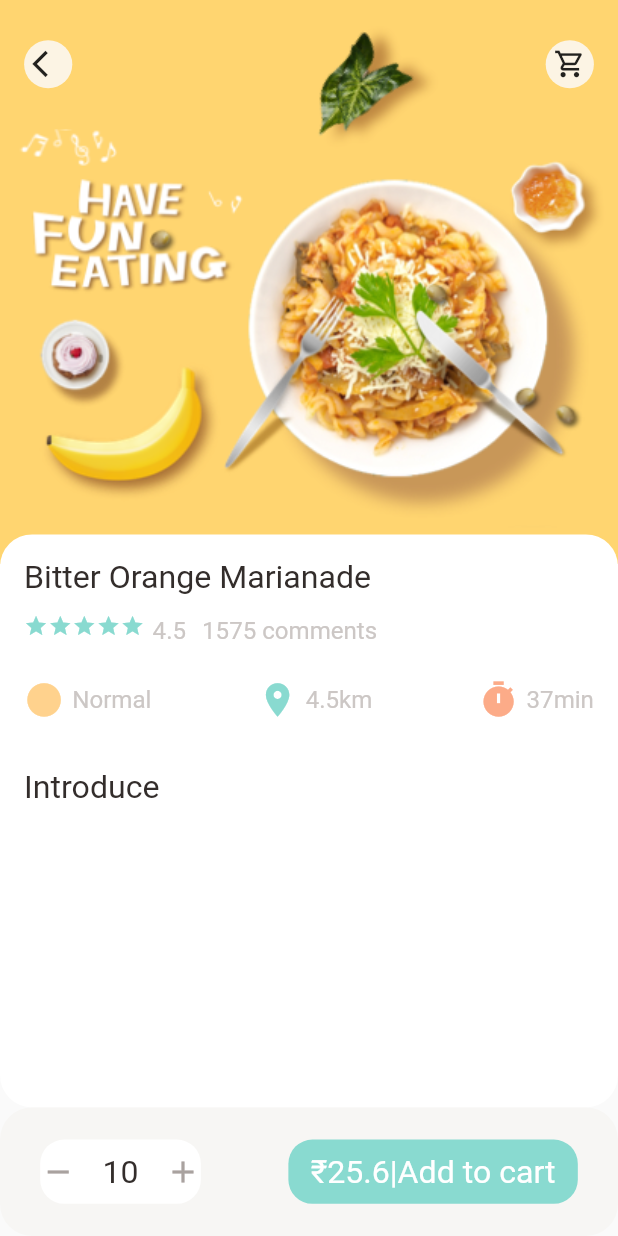
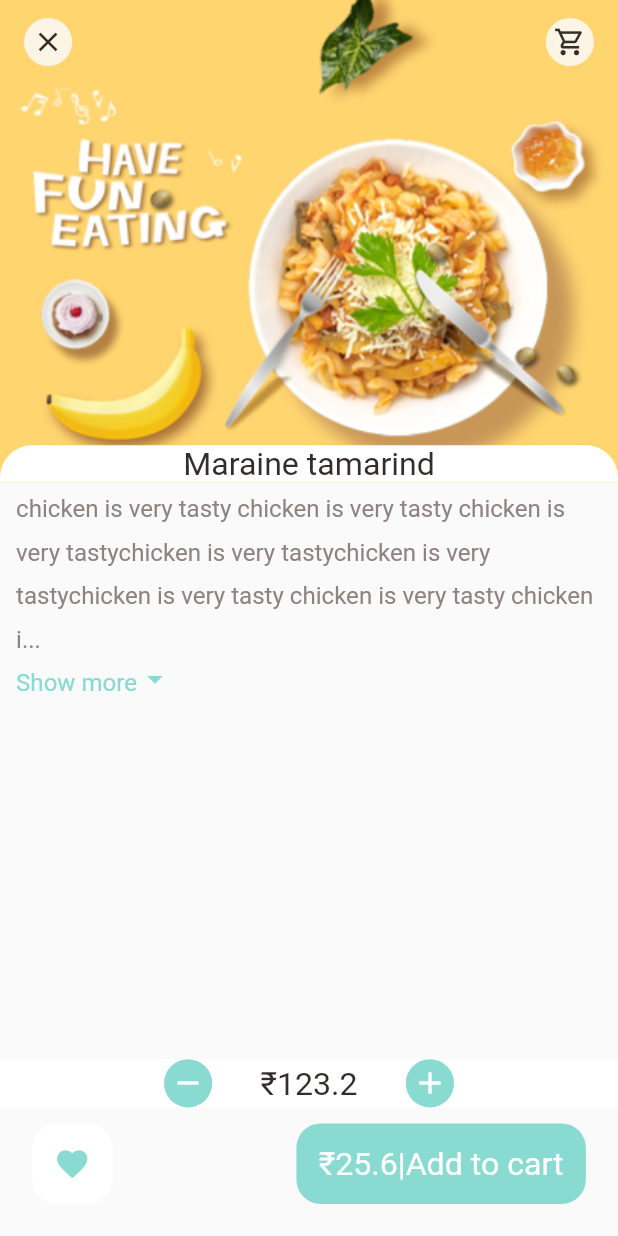
Before and after one commit to saibaddala/QuickCrave, a Flutter app: the screen it shows after launch, on a phone screen of 412 x 824 dp. Run offline on Flutter 3.47's test engine with Material 2 defaults, Android fonts, the phone set to English and light mode, and no system bars; our stand-ins replace dots_indicator, get, google_fonts; key blocks and very long unbroken strings in the code were emptied for the run.

Commit message:
basic screens completed

```diff
--- a/lib/main.dart
+++ b/lib/main.dart
@@ -1,12 +1,13 @@
 import 'package:flutter/material.dart';
 import 'package:foodart/screens/home_screen.dart';
-import 'package:foodart/screens/popular_food_detail.dart';
+import 'package:foodart/screens/popular_food_detail_screen.dart';
+import 'package:foodart/screens/recommended_food_detail_screen.dart';
 import 'package:get/get_navigation/src/root/get_material_app.dart';
 
 void main() {
   runApp(
     const GetMaterialApp(
-      home: PopularFoodDetail(),
+      home: RecommendedFoodDetailScreen(),
       debugShowCheckedModeBanner: false,
     ),
   );
--- a/lib/screens/popular_food_detail.dart
+++ b/lib/screens/popular_food_detail_screen.dart
@@ -5,8 +5,8 @@ import 'package:foodart/reusable_widgets/name_review_geographics_widget.dart';
 import 'package:foodart/utilities/colors.dart';
 import 'package:foodart/utilities/dimensions.dart';
 
-class PopularFoodDetail extends StatelessWidget {
-  const PopularFoodDetail({Key? key}) : super(key: key);
+class PopularFoodDetailScreen extends StatelessWidget {
+  const PopularFoodDetailScreen({Key? key}) : super(key: key);
 
   @override
   Widget build(BuildContext context) {
@@ -95,7 +95,7 @@ class PopularFoodDetail extends StatelessWidget {
       bottomNavigationBar: Container(
         padding: EdgeInsets.only(
             left: Dimensions.width25, right: Dimensions.width25),
-        height: Dimensions.height80,
+        height: Dimensions.height100,
         decoration: BoxDecoration(
           borderRadius: BorderRadius.circular(Dimensions.radius20),
           color: AppColors.buttonBackgroundColor,
@@ -104,7 +104,7 @@ class PopularFoodDetail extends StatelessWidget {
           mainAxisAlignment: MainAxisAlignment.spaceBetween,
           children: [
             Container(
-              height: Dimensions.height40,
+              height: Dimensions.height50,
               width: Dimensions.width100,
               decoration: BoxDecoration(
                 borderRadius: BorderRadius.circular(Dimensions.radius15),
@@ -126,7 +126,7 @@ class PopularFoodDetail extends StatelessWidget {
             ),
             Container(
               alignment: Alignment.center,
-              height: Dimensions.height40,
+              height: Dimensions.height50,
               width: Dimensions.width180,
               decoration: BoxDecoration(
                 borderRadius: BorderRadius.circular(Dimensions.radius15),
--- /dev/null
+++ b/lib/screens/recommended_food_detail_screen.dart
@@ -0,0 +1,156 @@
+import 'package:flutter/material.dart';
+import 'package:foodart/reusable_widgets/big_text.dart';
+import 'package:foodart/reusable_widgets/expandable_text_widget.dart';
+import 'package:foodart/utilities/colors.dart';
+
+import '../utilities/dimensions.dart';
+
+class RecommendedFoodDetailScreen extends StatelessWidget {
+  const RecommendedFoodDetailScreen({Key? key}) : super(key: key);
+
+  @override
+  Widget build(BuildContext context) {
+    return Scaffold(
+      body: CustomScrollView(slivers: [
+        SliverAppBar(
+          title:
+              Row(mainAxisAlignment: MainAxisAlignment.spaceBetween, children: [
+            Container(
+              width: Dimensions.width30,
+              height: Dimensions.height30,
+              decoration: BoxDecoration(
+                  borderRadius: BorderRadius.circular(Dimensions.radius20),
+                  color: const Color(0xFFfcf4e4)),
+              child: Icon(
+                Icons.clear,
+                color: AppColors.mainBlackColor,
+                size: Dimensions.iconSize20,
+              ),
+            ),
+            Container(
+              width: Dimensions.width30,
+              height: Dimensions.height30,
+              decoration: BoxDecoration(
+                  borderRadius: BorderRadius.circular(Dimensions.radius20),
+                  color: const Color(0xFFfcf4e4)),
+              child: Icon(
+                Icons.shopping_cart_outlined,
+                color: AppColors.mainBlackColor,
+                size: Dimensions.iconSize20,
+              ),
+            )
+          ]),
+          flexibleSpace: FlexibleSpaceBar(
+            background: Image.asset(
+              "assets/images/food0.png",
+              fit: BoxFit.cover,
+            ),
+          ),
+          bottom: PreferredSize(
+            preferredSize: Size.fromHeight(Dimensions.height20),
+            child: Container(
+              width: double.maxFinite,
+              decoration: BoxDecoration(
+                borderRadius: BorderRadius.only(
+                    topLeft: Radius.circular(Dimensions.radius20),
+                    topRight: Radius.circular(Dimensions.radius20)),
+                color: Colors.white,
+              ),
+              child: const Center(child: BigText(text: "Maraine tamarind")),
+            ),
+          ),
+          expandedHeight: Dimensions.height300,
+          pinned: true,
+          backgroundColor: AppColors.yellowColor,
+        ),
+        const SliverToBoxAdapter(
+          child: ExpandableTextWidget(
+              text:
+                  "chicken is very tasty chicken is very tasty chicken is very tastychicken is very tastychicken is very tastychicken is very tasty chicken is very tasty chicken is very tastyv  cery tastychicken is very tastychicken is very tastychicken is very tastychicken is very tastychicken is very tastychicken is very tastychicken is very tastychicken is very tastychicken is very tasty"),
+        )
+      ]),
+      bottomNavigationBar: Container(
+        decoration: BoxDecoration(
+          borderRadius: BorderRadius.circular(Dimensions.radius20),
+        ),
+        height: Dimensions.height120,
+        child: Column(
+          children: [
+            Container(
+              color: Colors.white,
+              margin: EdgeInsets.only(
+                  top: Dimensions.height10, bottom: Dimensions.height10),
+              child: Row(
+                mainAxisAlignment: MainAxisAlignment.center,
+                children: [
+                  Container(
+                    width: Dimensions.width30,
+                    height: Dimensions.height30,
+                    decoration: BoxDecoration(
+                      borderRadius: BorderRadius.circular(Dimensions.radius20),
+                      color: AppColors.mainColor,
+                    ),
+                    child: const Icon(Icons.remove, color: Colors.white),
+                  ),
+                  SizedBox(
+                    width: Dimensions.width30,
+                  ),
+                  const BigText(text: "₹123.2"),
+                  SizedBox(
+                    width: Dimensions.width30,
+                  ),
+                  Container(
+                    width: Dimensions.width30,
+                    height: Dimensions.height30,
+                    decoration: BoxDecoration(
+                        borderRadius:
+                            BorderRadius.circular(Dimensions.radius20),
+                        color: AppColors.mainColor),
+                    child: const Icon(
+                      Icons.add,
+                      color: Colors.white,
+                    ),
+                  ),
+                ],
+              ),
+            ),
+            Padding(
+              padding: EdgeInsets.only(
+                  left: Dimensions.width20, right: Dimensions.width20),
+              child: Row(
+                mainAxisAlignment: MainAxisAlignment.spaceBetween,
+                children: [
+                  Container(
+                    height: Dimensions.height50,
+                    width: Dimensions.width50,
+                    child: const Icon(
+                      Icons.favorite,
+                      color: AppColors.mainColor,
+                    ),
+                    decoration: BoxDecoration(
+                      borderRadius: BorderRadius.circular(Dimensions.radius15),
+                      color: Colors.white,
+                    ),
+                  ),
+                  Container(
+                    alignment: Alignment.center,
+                    height: Dimensions.height50,
+                    width: Dimensions.width180,
+                    decoration: BoxDecoration(
+                      borderRadius: BorderRadius.circular(Dimensions.radius15),
+                      color: AppColors.mainColor,
+                    ),
+                    child: const BigText(
+                      text: "₹25.6|Add to cart",
+                      textColor: Colors.white,
+                    ),
+                  )
+                ],
+              ),
+            ),
+          ],
+        ),
+      ),
+    );
+  }
+}
--- a/lib/utilities/dimensions.dart
+++ b/lib/utilities/dimensions.dart
@@ -16,11 +16,14 @@ class Dimensions {
   static double height30 = screenHeight / 25.64;
   static double height40 = screenHeight / 19.23;
   static double height45 = screenHeight / 17.09;
+  static double height50 = screenHeight / 15.38;
   static double height80 = screenHeight / 9.61;
+  static double height100 = screenHeight / 7.69;
   static double height120 = screenHeight / 6.41;
   static double height130 = screenHeight / 5.91;
   static double height150 = screenHeight / 5.12;
   static double height220 = screenHeight / 3.49;
+  static double height300 = screenHeight / 2.56;
   static double height320 = screenHeight / 2.40;
   static double height350 = screenHeight / 2.19;
 
@@ -31,6 +34,7 @@ class Dimensions {
   static double width25 = screenHeight / 30.77;
   static double width30 = screenHeight / 25.64;
   static double width40 = screenHeight / 19.23;
+  static double width50 = screenHeight / 15.38;
   static double width100 = screenHeight / 7.69;
   static double width130 = screenHeight / 5.91;
   static double width180 = screenHeight / 4.27;
```
